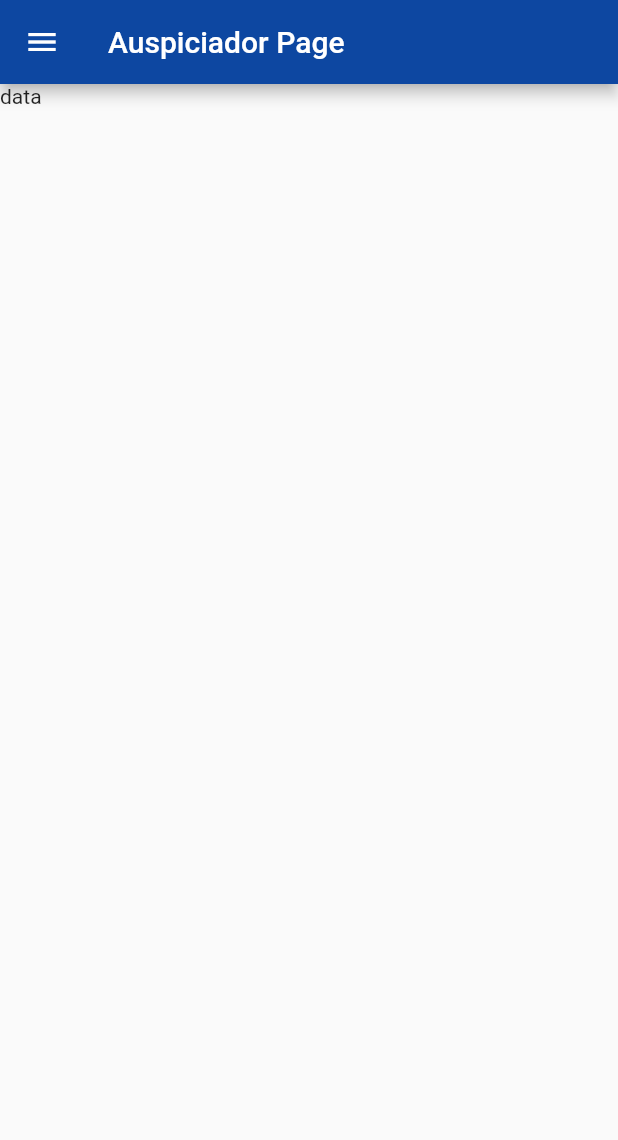
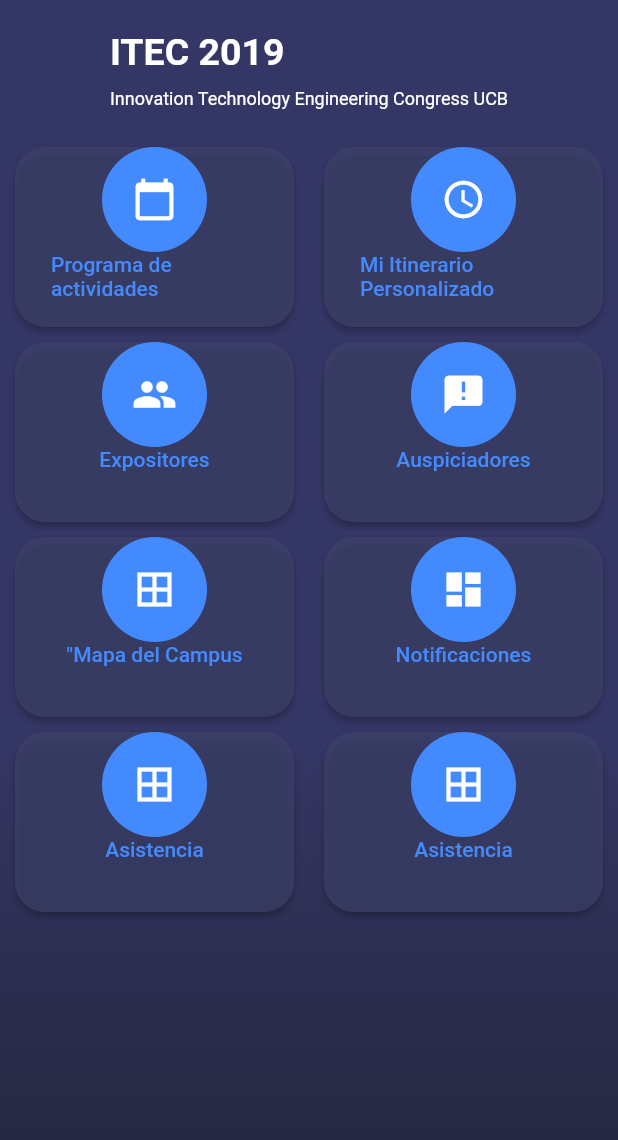
Before and after one commit to fabiola29298/ITECappFrontend, a Flutter app: the AuspiciadorPage screen opened by its route, on a phone screen of 412 x 824 dp. Shown: the top 1140 px of the screen. Run offline on Flutter 3.47's test engine with Material 2 defaults, Android fonts, the phone set to English and light mode, and no system bars; our stand-ins replace rxdart; Roboto replaces fonts that are missing (Hind).

Commit message:
agregar imagen de fondo prueba, agregar disenio de intro y menu

```diff
--- a/lib/main.dart
+++ b/lib/main.dart
@@ -2,6 +2,7 @@ import 'package:flutter/material.dart';
 
 import 'package:itec_app/src/bloc/provider.dart';
 import 'package:itec_app/src/pages/home_page.dart';
+import 'package:itec_app/src/pages/pantalla_principal/scroll_page.dart';
 import 'package:itec_app/src/routes/routes.dart';
 
 void main() => runApp(MyApp());
@@ -18,10 +19,10 @@ class MyApp extends StatelessWidget {
       child: MaterialApp(
         title: 'itec APP',
         debugShowCheckedModeBanner: false,
-        initialRoute: '/',
+        initialRoute: 'scroll',
          routes: getAplicationRouter(),
          onGenerateRoute: (setting){
-           return MaterialPageRoute(builder: (context)=>HomePage());
+           return MaterialPageRoute(builder: (context)=>ScrollPage());
          },
          theme: ThemeData(
           //brightness: Brightness.dark,
--- a/lib/src/pages/menu_principal_user/auspiciador_page.dart
+++ b/lib/src/pages/menu_principal_user/auspiciador_page.dart
@@ -1,16 +1,148 @@
 import 'package:flutter/material.dart';
+import 'dart:math';
+import 'dart:ui';
+import 'package:itec_app/src/utils/icono_string_util.dart';
 import 'package:itec_app/src/widgets/menu_widget.dart';
 class AuspiciadorPage extends StatelessWidget {
 
   @override
   Widget build(BuildContext context) {
     return Scaffold(
-      appBar:AppBar(
-        title: Text('Auspiciador Page'),
-      ) ,
-      drawer: MenuWidget(),
-      body:
-        Text('data')
-      );
+      body: Stack(
+        children: <Widget>[
+          _fondoApp(),
+          SingleChildScrollView(
+            child: Column(
+              children: <Widget>[
+                _titulos(),
+                _botonesRedondeados(context)
+              ],
+            ),
+          )
+        ],
+      ),
+
+    );
+  }
+
+  Widget _fondoApp(){
+    final gradiente = Container(
+      width:  double.infinity,
+      height: double.infinity,
+      decoration: BoxDecoration(
+        gradient: LinearGradient(
+          begin: FractionalOffset(0.0, 0.6),
+          end:   FractionalOffset(0.0, 1.0),
+          colors: [
+            Color.fromRGBO(52, 54, 101, 1.0),
+            Color.fromRGBO(35, 37, 57, 1.0)
+          ]
+        )
+      ),
+    );
+
+
+
+
+    return Stack(
+      children: <Widget>[
+        gradiente,
+
+      ],
+    );
+  }
+
+  Widget _titulos(){
+    return SafeArea(
+          child: Container(
+            padding: EdgeInsets.all(20.0),
+            child: Column(
+              crossAxisAlignment: CrossAxisAlignment.start,
+              children: <Widget>[
+                Text('ITEC 2019', style: TextStyle(color: Colors.white, fontSize: 25.0, fontWeight: FontWeight.bold)),
+                SizedBox(height: 10.0,),
+                Text('Innovation Technology Engineering Congress UCB', style: TextStyle(color: Colors.white, fontSize: 12.0 ))
+              ],
+            ),
+      ),
+    );
+  }
+
+
+
+  Widget _botonesRedondeados(BuildContext context,){
+    return Table(
+      children: [
+        TableRow(
+          children:[
+            _crearBotonRedondeado(context,Colors.blueAccent, Icons.calendar_today, 'Programa de actividades','programaUser'),
+            _crearBotonRedondeado(context,Colors.blueAccent, Icons.schedule, 'Mi Itinerario Personalizado','itinerarioUser'),
+          ],
+
+         ),
+         TableRow(
+          children:[
+           _crearBotonRedondeado(context,Colors.blueAccent, Icons.people, 'Expositores','expositoresUser'),
+            _crearBotonRedondeado(context,Colors.blueAccent, Icons.announcement, 'Auspiciadores','auspiciadorUser'),
+          ]
+         ),
+         TableRow(
+          children:[
+            _crearBotonRedondeado(context,Colors.blueAccent, Icons.border_all, '"Mapa del Campus','mapaUser'),
+            _crearBotonRedondeado(context,Colors.blueAccent, Icons.dashboard, 'Notificaciones','notificacionesUser'),
+          ]
+         ),
+         TableRow(
+          children:[
+            _crearBotonRedondeado(context,Colors.blueAccent, Icons.border_all, 'Asistencia','asistenciaUser'),
+           _crearBotonRedondeado(context,Colors.blueAccent, Icons.border_all, 'Asistencia','asistenciaUser'),
+          ]
+         ),
+      ],
+    );
+  }
+
+  Widget  _crearBotonRedondeado(BuildContext context, Color color, IconData icono, String texto, String url){
+
+
+
+    return ClipRect(
+
+        child: Container(
+          height: 120.0,
+          margin: EdgeInsets.symmetric(horizontal: 10.0, vertical: 5.0),
+          decoration: BoxDecoration(
+
+            borderRadius: BorderRadius.circular(20.0)
+          ),
+
+          child:   RaisedButton(
+                color: Color.fromRGBO(62, 66, 107, 0.7),
+                onPressed: (){
+                    Navigator.pushNamed(context,   url   );
+                },
+                child: Column(
+                  children: <Widget>[
+
+                    CircleAvatar(
+                      backgroundColor: color,
+                      radius: 35.0,
+                      child: Icon( icono, color: Colors.white, size: 30.0 ),
+                    ),
+                    Text( texto , style: TextStyle( color: color )),
+
+                  ],
+                ),
+              ),
+
+
+
+
+
+
+        ),
+
+
+    );
   }
 }
--- a/lib/src/pages/pantalla_principal/log_in_page.dart
+++ b/lib/src/pages/pantalla_principal/log_in_page.dart
@@ -159,7 +159,7 @@ class LoginPage extends StatelessWidget {
     print('Password: ${ bloc.password }');
     print('================');
 
-    Navigator.pushReplacementNamed(context, 'home');
+    Navigator.pushReplacementNamed(context, '/');
 
   }
 
--- a/lib/src/routes/routes.dart
+++ b/lib/src/routes/routes.dart
@@ -10,6 +10,7 @@ import 'package:itec_app/src/pages/menu_principal_user/mapa_campus_page.dart';
 import 'package:itec_app/src/pages/menu_principal_user/notificaciones_page.dart';
 import 'package:itec_app/src/pages/menu_principal_user/programa_page.dart';
 import 'package:itec_app/src/pages/pantalla_principal/log_in_page.dart';
+import 'package:itec_app/src/pages/pantalla_principal/scroll_page.dart';
 import 'package:itec_app/src/pages/pantalla_principal/sign_in_page.dart';
 
 
@@ -18,6 +19,7 @@ Map<String, WidgetBuilder> getAplicationRouter(){
 
   return  <String, WidgetBuilder>{
          '/'      : (BuildContext context)=> HomePage(),
+         'scroll ': (BuildContext context)=> ScrollPage(),
          'login'            : (BuildContext context)=> LoginPage(),
          'signin'           : (BuildContext context)=> SignInPage(),
          'asistenciaUser'        : (BuildContext context)=> AsistenciaPage(),
--- a/pubspec.yaml
+++ b/pubspec.yaml
@@ -47,7 +47,7 @@ flutter:
   # To add assets to your application, add an assets section, like this:
   assets:
     - data/menu_routes.json
-    - assets/img/menu-img.jpg
+    - assets/img/
 
   # An image asset can refer to one or more resolution-specific "variants", see
   # https://flutter.dev/assets-and-images/#resolution-aware.
```
Also changed, not shown: data/menu_routes.json (+9 -4 lines), lib/src/pages/pantalla_principal/scroll_page.dart (added, +119 -0 lines), assets/img/fondo.jpg (added).
